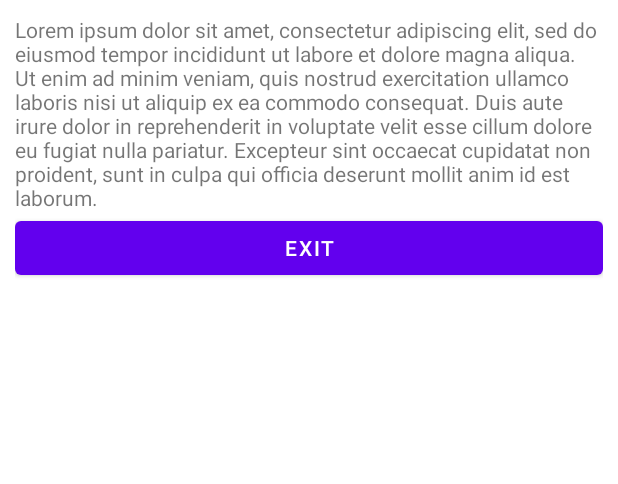
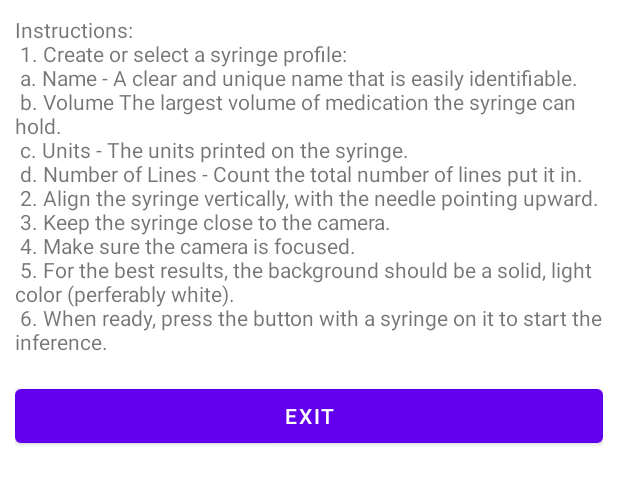
Before and after one commit to mdh099/Safe-Med, an Android app: the layout info_dialog.xml on its own in the app's theme, with its tools: preview values and no code run, on a phone screen of 412 x 824 dp. Shown: the top 484 px of the screen. Run offline under Robolectric (Android 15) with nearby library versions, the phone set to English and light mode, and no system bars.

Commit message:
updated the info page with useful instructions

```diff
--- a/SafeMed/app/src/main/res/values/strings.xml
+++ b/SafeMed/app/src/main/res/values/strings.xml
@@ -1,10 +1,18 @@
 <resources>
     <string name="app_name">SafeMed</string>
     <string name="action_settings">Settings</string>
-    <string name="info_dialog_text">Lorem ipsum dolor sit amet, consectetur adipiscing elit, sed do eiusmod
-        tempor incididunt ut labore et dolore magna aliqua. Ut enim ad minim veniam, quis nostrud exercitation ullamco
-        laboris nisi ut aliquip ex ea commodo consequat. Duis aute irure dolor in reprehenderit in voluptate velit esse cillum dolore eu fugiat nulla pariatur.
-        Excepteur sint occaecat cupidatat non proident, sunt in culpa qui officia deserunt mollit anim id est laborum.
+    <string name="info_dialog_text">
+        Instructions: \n
+            1. Create or select a syringe profile: \n
+                a. "Name" - A clear and unique name that is easily identifiable. \n
+                b. "Volume" The largest volume of medication the syringe can hold. \n
+                c. "Units" - The units printed on the syringe. \n
+                d. "Number of Lines" - Count the total number of lines put it in. \n
+            2. Align the syringe vertically, with the needle pointing upward. \n
+            3. Keep the syringe close to the camera. \n
+            4. Make sure the camera is focused. \n
+            5. For the best results, the background should be a solid, light color (perferably white). \n
+            6. When ready, press the button with a syringe on it to start the inference. \n
     </string>
     <!-- Strings used for fragments for navigation -->
     <string name="first_fragment_label">First Fragment</string>
```
